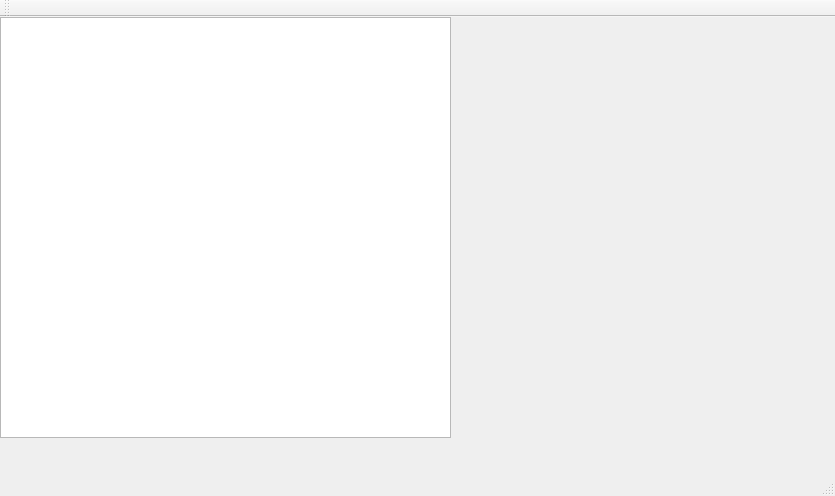
Qt form mainwindow.ui (Mathsoum/Petanque) before a commit.
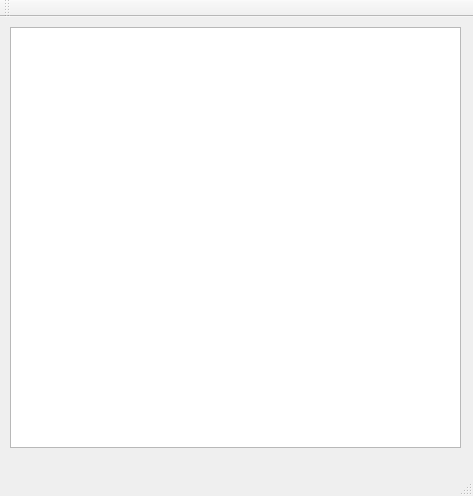
The same form after that commit.

Patch:
```diff
--- a/mainwindow.ui
+++ b/mainwindow.ui
@@ -6,7 +6,7 @@
    <rect>
     <x>0</x>
     <y>0</y>
-    <width>835</width>
+    <width>473</width>
     <height>496</height>
    </rect>
   </property>
@@ -17,8 +17,8 @@
    <widget class="QTableView" name="tableView">
     <property name="geometry">
      <rect>
-      <x>0</x>
-      <y>0</y>
+      <x>10</x>
+      <y>10</y>
       <width>451</width>
       <height>421</height>
      </rect>
@@ -30,22 +30,6 @@
      </sizepolicy>
     </property>
    </widget>
-   <widget class="QWidget" name="widget" native="true">
-    <property name="geometry">
-     <rect>
-      <x>450</x>
-      <y>0</y>
-      <width>381</width>
-      <height>421</height>
-     </rect>
-    </property>
-    <property name="sizePolicy">
-     <sizepolicy hsizetype="Preferred" vsizetype="Preferred">
-      <horstretch>0</horstretch>
-      <verstretch>0</verstretch>
-     </sizepolicy>
-    </property>
-   </widget>
   </widget>
   <widget class="QMenuBar" name="menuBar">
    <property name="geometry">
```
Left out of the diff: 4 changed lines with no effect on the pictures.
